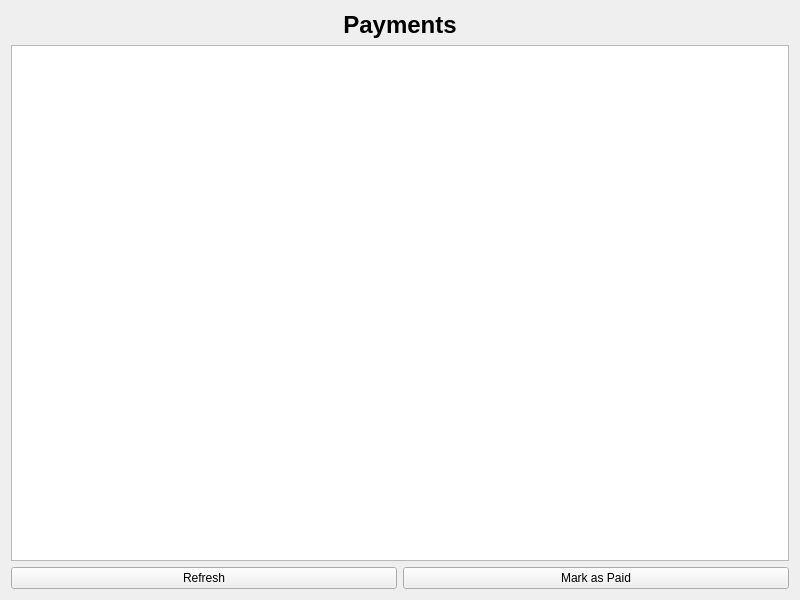
Old version of the form payments.ui in the repository WeWeBunnyX/HotelReservationSQL_Application.
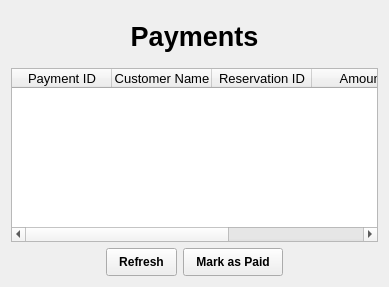
New version of the form.

Patch:
```diff
--- a/payments.ui
+++ b/payments.ui
@@ -6,8 +6,8 @@
    <rect>
     <x>0</x>
     <y>0</y>
-    <width>800</width>
-    <height>600</height>
+    <width>389</width>
+    <height>287</height>
    </rect>
   </property>
   <property name="windowTitle">
@@ -15,25 +15,85 @@
   </property>
   <layout class="QVBoxLayout" name="verticalLayout">
    <item>
-    <widget class="QLabel" name="labelTitle">
+    <widget class="QLabel" name="titleLabel">
+     <property name="styleSheet">
+      <string notr="true">font-size: 20pt; font-weight: bold; padding: 10px;</string>
+     </property>
      <property name="text">
       <string>Payments</string>
      </property>
      <property name="alignment">
-      <set>Qt::AlignCenter</set>
-     </property>
-     <property name="styleSheet">
-      <string notr="true">font-size: 24px; font-weight: bold;</string>
+      <set>Qt::AlignmentFlag::AlignCenter</set>
      </property>
     </widget>
    </item>
    <item>
-    <widget class="QTableWidget" name="tablePayments"/>
+    <widget class="QTableWidget" name="tablePayments">
+     <property name="styleSheet">
+      <string notr="true">font-size: 10pt;</string>
+     </property>
+     <property name="editTriggers">
+      <set>QAbstractItemView::EditTrigger::NoEditTriggers</set>
+     </property>
+     <property name="alternatingRowColors">
+      <bool>true</bool>
+     </property>
+     <property name="selectionBehavior">
+      <enum>QAbstractItemView::SelectionBehavior::SelectRows</enum>
+     </property>
+     <property name="rowCount">
+      <number>0</number>
+     </property>
+     <property name="columnCount">
+      <number>5</number>
+     </property>
+     <column>
+      <property name="text">
+       <string>Payment ID</string>
+      </property>
+     </column>
+     <column>
+      <property name="text">
+       <string>Customer Name</string>
+      </property>
+     </column>
+     <column>
+      <property name="text">
+       <string>Reservation ID</string>
+      </property>
+     </column>
+     <column>
+      <property name="text">
+       <string>Amount</string>
+      </property>
+     </column>
+     <column>
+      <property name="text">
+       <string>Status</string>
+      </property>
+     </column>
+    </widget>
    </item>
    <item>
     <layout class="QHBoxLayout" name="buttonLayout">
+     <item>
+      <spacer name="spacerLeft">
+       <property name="orientation">
+        <enum>Qt::Orientation::Horizontal</enum>
+       </property>
+       <property name="sizeHint" stdset="0">
+        <size>
+         <width>40</width>
+         <height>20</height>
+        </size>
+       </property>
+      </spacer>
+     </item>
      <item>
       <widget class="QPushButton" name="refreshButton">
+       <property name="styleSheet">
+        <string notr="true">padding: 6px 12px; font-weight: bold;</string>
+       </property>
        <property name="text">
         <string>Refresh</string>
        </property>
@@ -41,11 +101,27 @@
      </item>
      <item>
       <widget class="QPushButton" name="markPaidButton">
+       <property name="styleSheet">
+        <string notr="true">padding: 6px 12px; font-weight: bold;</string>
+       </property>
        <property name="text">
         <string>Mark as Paid</string>
        </property>
       </widget>
      </item>
+     <item>
+      <spacer name="spacerRight">
+       <property name="orientation">
+        <enum>Qt::Orientation::Horizontal</enum>
+       </property>
+       <property name="sizeHint" stdset="0">
+        <size>
+         <width>40</width>
+         <height>20</height>
+        </size>
+       </property>
+      </spacer>
+     </item>
     </layout>
    </item>
   </layout>
```
Left out of the diff: 6 changed lines with no effect on the pictures.
